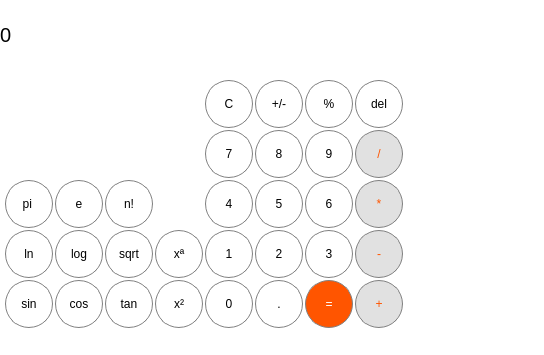
First picture: the form in SummerWar/calculator/calculator.ui, repository MantiS33/studentcpp, before the edit.
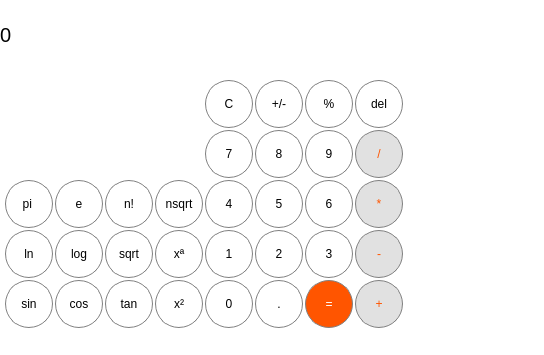
Second picture: the form after the edit.

Commit message: доработан дополнительный функционал

```diff
--- a/SummerWar/calculator/calculator.ui
+++ b/SummerWar/calculator/calculator.ui
@@ -966,6 +966,36 @@
      <string>n!</string>
     </property>
    </widget>
+   <widget class="QPushButton" name="button_nsqrt">
+    <property name="geometry">
+     <rect>
+      <x>155</x>
+      <y>180</y>
+      <width>48</width>
+      <height>48</height>
+     </rect>
+    </property>
+    <property name="styleSheet">
+     <string notr="true">QPushButton{
+
+background-color:white;
+color:black;
+border: 1px solid grey;
+border-radius: 24px;
+
+}
+
+QPushButton:pressed{
+
+background-color: qlineargradient(x1: 0, y1: 0, x2: 0, y1: 1, stop:0 #dadbde, stop:1 #f6f7fa);
+
+
+}</string>
+    </property>
+    <property name="text">
+     <string>nsqrt</string>
+    </property>
+   </widget>
   </widget>
   <widget class="QMenuBar" name="menuBar">
    <property name="geometry">
```
The commit also changes 2 other files.
